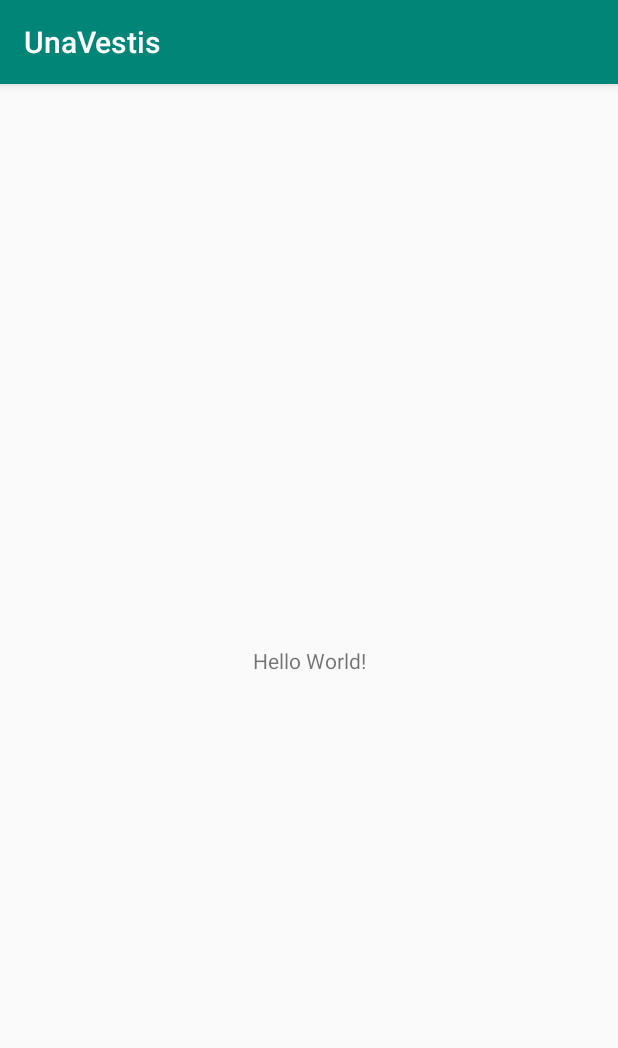
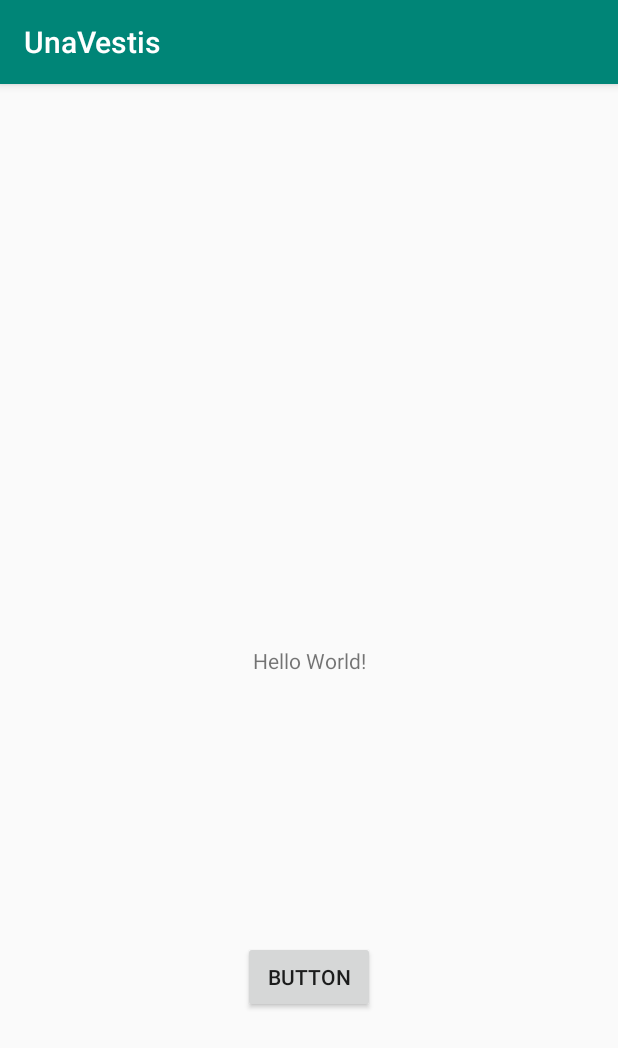
Before and after one commit to markrofail/UnaVestis-Android, an Android app: the MainActivity screen opened directly, with no data from a screen before it, on a phone screen of 412 x 824 dp. Shown: the top 1048 px of the screen. Run offline under Robolectric (Android 15) with nearby library versions, the phone set to English and light mode, and no system bars.

```diff
--- a/app/build.gradle
+++ b/app/build.gradle
@@ -3,6 +3,7 @@ apply plugin: 'com.android.application'
 apply plugin: 'kotlin-android'
 
 apply plugin: 'kotlin-android-extensions'
+
 
 android {
     compileSdkVersion 29
@@ -25,11 +26,13 @@ android {
 
 dependencies {
     implementation fileTree(dir: 'libs', include: ['*.jar'])
-    implementation"org.jetbrains.kotlin:kotlin-stdlib-jdk7:$kotlin_version"
+    implementation "org.jetbrains.kotlin:kotlin-stdlib-jdk7:$kotlin_version"
     implementation 'androidx.appcompat:appcompat:1.0.2'
     implementation 'androidx.core:core-ktx:1.0.2'
     implementation 'androidx.constraintlayout:constraintlayout:1.1.3'
     testImplementation 'junit:junit:4.12'
     androidTestImplementation 'androidx.test.ext:junit:1.1.0'
     androidTestImplementation 'androidx.test.espresso:espresso-core:3.1.1'
+    implementation 'com.squareup.retrofit2:retrofit:2.6.2'
+    implementation 'com.squareup.retrofit2:converter-gson:2.6.2'
 }
--- a/app/src/main/AndroidManifest.xml
+++ b/app/src/main/AndroidManifest.xml
@@ -2,6 +2,7 @@
 <manifest xmlns:android="http://schemas.android.com/apk/res/android"
     package="org.markrofai.unavestis">
 
+    <uses-permission android:name="android.permission.INTERNET" />
     <application
         android:allowBackup="true"
         android:icon="@mipmap/ic_launcher"
@@ -10,14 +11,14 @@
         android:supportsRtl="true"
         android:theme="@style/AppTheme">
         <activity
-            android:name=".SplashActivity"
+            android:name=".activities.SplashActivity"
             android:theme="@style/AppTheme.SplashScreen">
             <intent-filter>
                 <action android:name="android.intent.action.MAIN" />
                 <action android:name="android.intent.category.LAUNCHER" />
             </intent-filter>
         </activity>
-        <activity android:name=".MainActivity"></activity>
+        <activity android:name=".activities.MainActivity"></activity>
     </application>
 
 </manifest>
--- /dev/null
+++ b/app/src/main/java/org/markrofai/unavestis/activities/MainActivity.kt
@@ -0,0 +1,68 @@
+package org.markrofai.unavestis.activities
+
+import androidx.appcompat.app.AppCompatActivity
+import android.os.Bundle
+import android.view.View
+import android.widget.TextView
+import org.markrofai.unavestis.R
+import org.markrofai.unavestis.model.Category
+import org.markrofai.unavestis.services.CategoryService
+import retrofit2.Call
+import retrofit2.Callback
+import retrofit2.Response
+import retrofit2.Retrofit
+import retrofit2.converter.gson.GsonConverterFactory
+
+class MainActivity : AppCompatActivity() {
+
+
+    companion object {
+        var BaseUrl = "http://192.168.1.5:1234/api/v1/"
+    }
+
+    val retrofit = Retrofit.Builder()
+        .baseUrl(BaseUrl)
+        .addConverterFactory(GsonConverterFactory.create())
+        .build()
+
+    private var categoryData: TextView? = null
+
+    override fun onCreate(savedInstanceState: Bundle?) {
+        super.onCreate(savedInstanceState)
+        setContentView(R.layout.activity_main)
+
+        categoryData = findViewById(R.id.main_textView)
+        findViewById<View>(R.id.main_button).setOnClickListener { getCurrentData() }
+    }
+
+    internal fun getCurrentData() {
+        val retrofit = Retrofit.Builder()
+            .baseUrl(BaseUrl)
+            .addConverterFactory(GsonConverterFactory.create())
+            .build()
+        val service = retrofit.create(CategoryService::class.java)
+        val call = service.getAll()
+        call.enqueue(object : Callback<List<Category>> {
+            override fun onResponse(
+                call: Call<List<Category>>,
+                response: Response<List<Category>>
+            ) {
+                if (response.code() == 200) {
+                    val categories = response.body()
+
+                    val sb = StringBuilder()
+                    if (categories != null) {
+                        for (category in categories) {
+                            sb.append(category.name + "\n")
+                        }
+                    }
+                    categoryData!!.text = sb.toString()
+                }
+            }
+
+            override fun onFailure(call: Call<List<Category>>, t: Throwable) {
+                categoryData!!.text = t.message
+            }
+        })
+    }
+}
--- a/app/src/main/java/org/markrofai/unavestis/SplashActivity.kt
+++ b/app/src/main/java/org/markrofai/unavestis/activities/SplashActivity.kt
@@ -1,9 +1,10 @@
-package org.markrofai.unavestis;
+package org.markrofai.unavestis.activities;
 
 import android.content.Intent
 import android.os.Bundle
 import android.os.Handler
 import androidx.appcompat.app.AppCompatActivity
+import org.markrofai.unavestis.R
 
 class SplashActivity : AppCompatActivity() {
     private val splashTime = 3000L // 3 seconds
--- /dev/null
+++ b/app/src/main/java/org/markrofai/unavestis/model/Category.kt
@@ -0,0 +1,5 @@
+package org.markrofai.unavestis.model
+
+class Category {
+    var name: String? = null
+}
--- /dev/null
+++ b/app/src/main/java/org/markrofai/unavestis/services/CategoryService.kt
@@ -0,0 +1,10 @@
+package org.markrofai.unavestis.services
+
+import org.markrofai.unavestis.model.Category
+import retrofit2.Call
+import retrofit2.http.GET
+
+interface CategoryService {
+    @GET("categories")
+    fun getAll(): Call<List<Category>>
+}
--- a/app/src/main/res/layout/activity_main.xml
+++ b/app/src/main/res/layout/activity_main.xml
@@ -4,9 +4,10 @@
     xmlns:tools="http://schemas.android.com/tools"
     android:layout_width="match_parent"
     android:layout_height="match_parent"
-    tools:context=".MainActivity">
+    tools:context=".activities.MainActivity">
 
     <TextView
+        android:id="@+id/main_textView"
         android:layout_width="wrap_content"
         android:layout_height="wrap_content"
         android:text="Hello World!"
@@ -15,4 +16,15 @@
         app:layout_constraintRight_toRightOf="parent"
         app:layout_constraintTop_toTopOf="parent" />
 
+    <Button
+        android:id="@+id/main_button"
+        android:layout_width="wrap_content"
+        android:layout_height="wrap_content"
+        android:layout_marginTop="28dp"
+        android:text="Button"
+        app:layout_constraintBottom_toBottomOf="parent"
+        app:layout_constraintEnd_toEndOf="parent"
+        app:layout_constraintStart_toStartOf="parent"
+        app:layout_constraintTop_toBottomOf="@+id/main_textView" />
+
 </androidx.constraintlayout.widget.ConstraintLayout>
```
Also changed, not shown: app/src/main/java/org/markrofai/unavestis/MainActivity.kt (deleted, +0 -12 lines).
